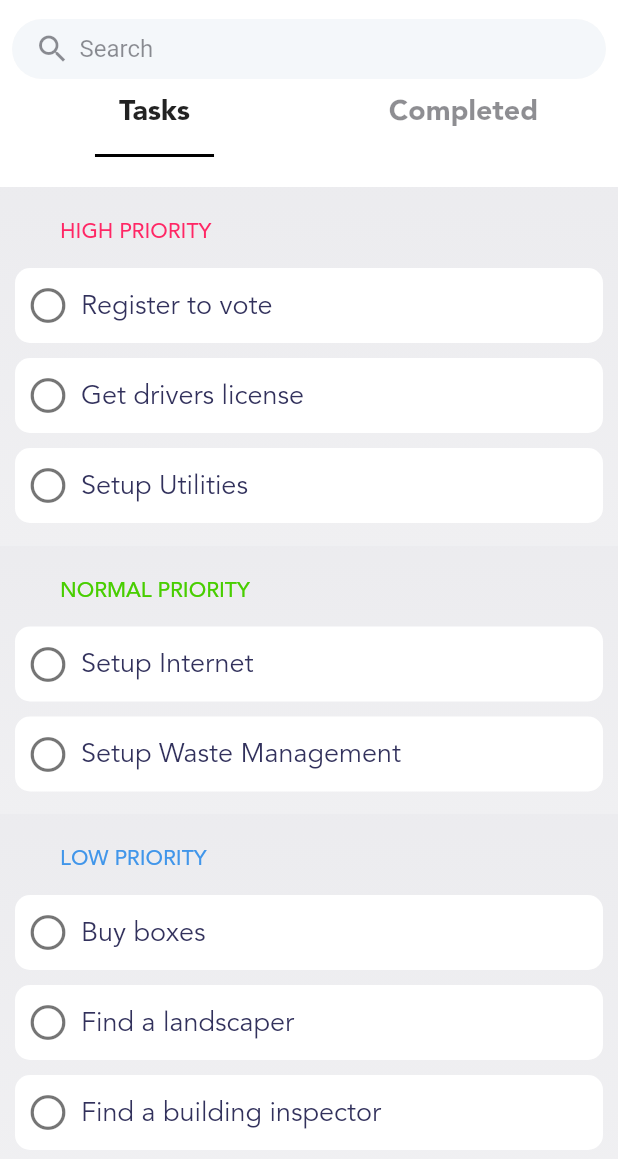
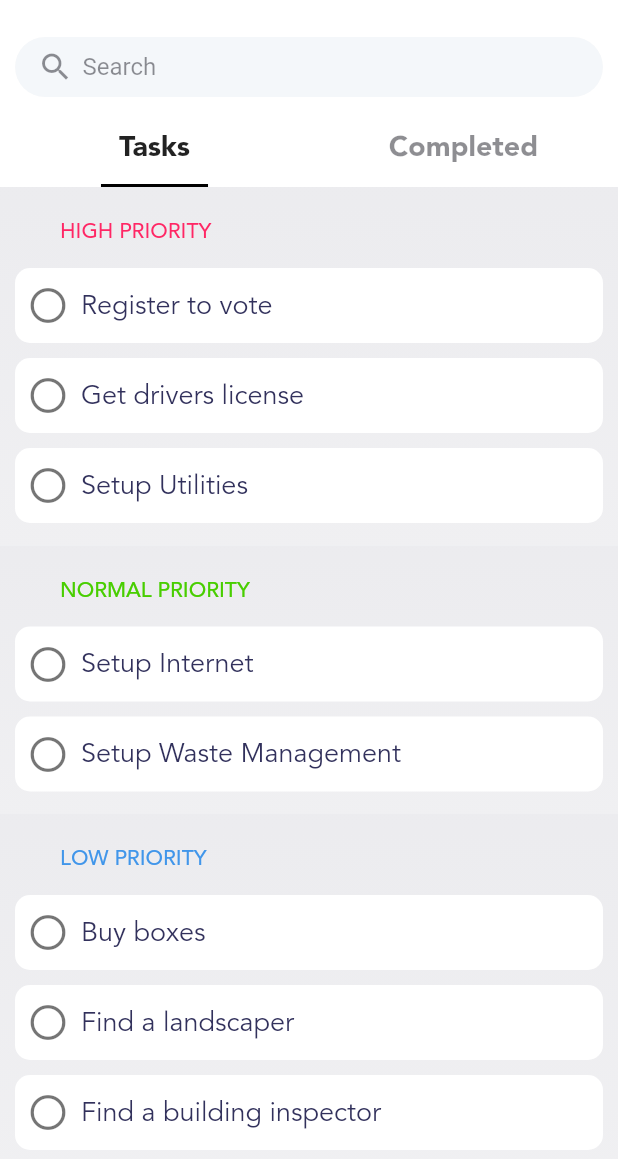
Before and after one commit to qevka/ReNest, a Flutter app: the screen it shows after launch, on a phone screen of 412 x 824 dp, the part 77-1236 px from its top. Run offline on Flutter 3.47's test engine with Material 2 defaults, Android fonts, the light colour scheme and no system bars; our stand-ins replace font_awesome_flutter, get.

Commit message:
fix alignment of tab bar

```diff
--- a/lib/app/modules/home/views/home_view.dart
+++ b/lib/app/modules/home/views/home_view.dart
@@ -26,12 +26,12 @@ class HomeView extends GetView<HomeController> {
             preferredSize: Size(Get.width, 120),
             child: Container(
               width: Get.width,
-              height: 120,
+              height: 110,
               color: Colors.white,
               child: Column(
                 children: [
                   Padding(
-                    padding: const EdgeInsets.all(8.0),
+                    padding: const EdgeInsets.fromLTRB(10, 10, 10, 20),
                     child: Hero(
                       tag: "Search",
                       child: SearchBar(
@@ -44,7 +44,7 @@ class HomeView extends GetView<HomeController> {
                   ),
                   TabBar(
                     indicatorSize: TabBarIndicatorSize.label,
-                    indicatorPadding: EdgeInsets.all(-16),
+                    indicatorPadding: EdgeInsets.all(-12),
                     indicatorColor: Colors.black,
                     tabs: [Text("Tasks"), Text("Completed")],
                     unselectedLabelColor: RenestColor.textFieldHintText,
```
